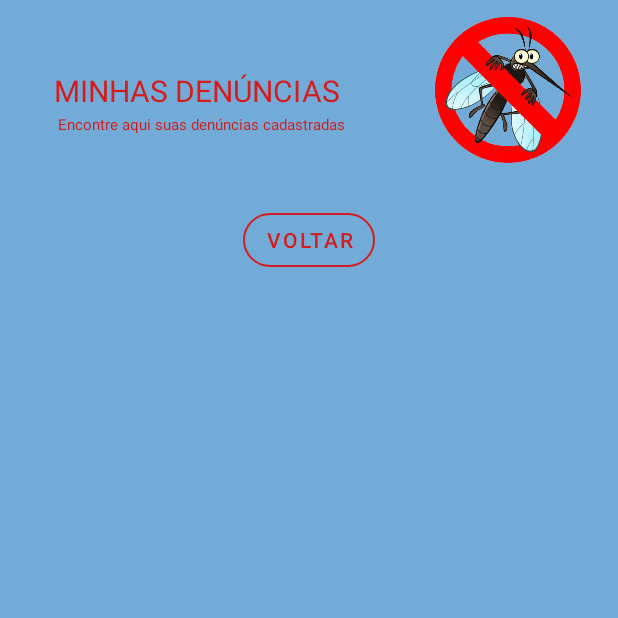
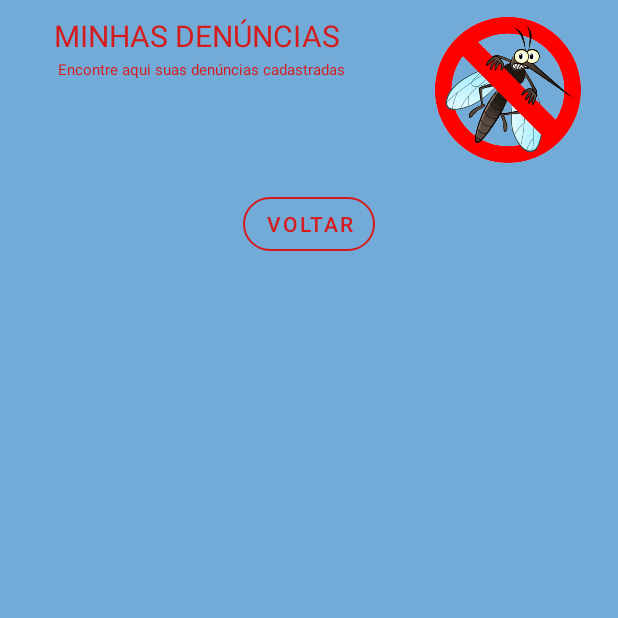
Before and after one commit to Queila-Souto/Projeto_Zera_Dengue, an Android app: the fragment MyDenounces placed in its activity, on a phone screen of 412 x 824 dp, the top half of it. Run offline under Robolectric (Android 15) with nearby library versions, the phone set to English and light mode, and no system bars; our stand-ins replace Firebase (no records; nobody signed in at launch, a user with empty details on screens opened directly).

Commit message:
ajustes layout

```diff
--- /dev/null
+++ b/app/src/main/java/com/example/projetozeradengue/view/activity/MapActivity.java
@@ -0,0 +1,6 @@
+package com.example.projetozeradengue.view.activity;
+
+import android.app.Activity;
+
+public class MapActivity extends Activity {
+}
--- a/app/src/main/java/com/example/projetozeradengue/view/fragments/MyDenounces.java
+++ b/app/src/main/java/com/example/projetozeradengue/view/fragments/MyDenounces.java
@@ -30,16 +30,9 @@ import com.google.firebase.database.ValueEventListener;
 import java.util.ArrayList;
 import java.util.List;
 
-/**
- * A simple {@link Fragment} subclass.
- * Use the {@link MyDenounces#newInstance} factory method to
- * create an instance of this fragment.
- */
 public class MyDenounces extends Fragment implements View.OnClickListener {
-    ControllerDenounces controllerDenounces;
     List<Denounces> dados = new ArrayList<>(); // Lista de dados a serem exibidos
-    MaterialButton m_btnBack, m_btn_DeleteUser, m_btn_DeleteDen;
-    TextInputEditText m_insertUserId , m_insertDenId;
+    MaterialButton m_btnBack;
 
     // TODO: Rename parameter arguments, choose names that match
     // the fragment initialization parameters, e.g. ARG_ITEM_NUMBER
@@ -54,16 +47,7 @@ public class MyDenounces extends Fragment implements View.OnClickListener {
         // Required empty public constructor
     }
 
-    /**
-     * Use this factory method to create a new instance of
-     * this fragment using the provided parameters.
-     *
-     * @param param1 Parameter 1.
-     * @param param2 Parameter 2.
-     * @return A new instance of fragment MyDenounces.
-     */
-    // TODO: Rename and change types and number of parameters
-    public static MyDenounces newInstance(String param1, String param2) {
+     public static MyDenounces newInstance(String param1, String param2) {
         MyDenounces fragment = new MyDenounces();
         Bundle args = new Bundle();
         args.putString(ARG_PARAM1, param1);
@@ -81,24 +65,17 @@ public class MyDenounces extends Fragment implements View.OnClickListener {
         }
     }
 
-
-
     @Override
     public void onActivityCreated(@Nullable @org.jetbrains.annotations.Nullable Bundle savedInstanceState) {
         super.onActivityCreated(savedInstanceState);
         startingComponents();
-
     }
-
 
     @Override
     public View onCreateView(LayoutInflater inflater, ViewGroup container,
                              Bundle savedInstanceState) {
-        // Inflate the layout for this fragment
-
         return inflater.inflate(R.layout.fragment_my_denounces, container, false);
     }
-
 
     @Override
     public void onResume() {
@@ -108,7 +85,6 @@ public class MyDenounces extends Fragment implements View.OnClickListener {
     }
 
     public void    title1(String title) {
-
         TextView mtitle = getActivity().findViewById(R.id.title);
         mtitle.setText(title);
     }
@@ -122,37 +98,26 @@ public class MyDenounces extends Fragment implements View.OnClickListener {
         m_btnBack = getActivity().findViewById(R.id.btn_back);
         m_btnBack.setOnClickListener(this);
         showDenounce();
-
     }
 
     private void back() {
-
         getActivity().getSupportFragmentManager().beginTransaction().replace(R.id.frameLayout2,new MainFragment() ).commit();
     }
 
-    /**
-     * Called when a view has been clicked.
-     *
-     * @param v The view that was clicked.
-     */
     @Override
     public void onClick(View v) {
             switch (v.getId()){
                 case R.id.btn_back:
                     back();
                     break;
-
             }
         }
 
-
     private void showDenounce() {
-
         DatabaseReference databaseReference = FirebaseDatabase.getInstance().getReference().child("denounces");
         FirebaseAuth auth;
         auth = FirebaseAuth.getInstance();
         String user = auth.getCurrentUser().getUid();
-
         databaseReference.addValueEventListener(new ValueEventListener() {
             @Override
             public void onDataChange(@NonNull DataSnapshot datasnapshot) {
@@ -164,8 +129,10 @@ public class MyDenounces extends Fragment implements View.OnClickListener {
                     String number = snapshot.child("a_number").getValue().toString();
                     String cep = snapshot.child("cep").getValue().toString();
                     String idDenounce = snapshot.child("id").getValue().toString();
+                    String note = snapshot.child("note").getValue().toString();
+                    String city = snapshot.child("a_city").getValue().toString();
+                    String state = snapshot.child("a_state").getValue().toString();
                     Denounces denuncias = new Denounces();
-
                     if (value.equals(user)){
                         Log.i("Dados Denúncia" , "listando denuncia do usuário corrente "+value);
                         denuncias.setA_complement(denuncias.getA_complement());
@@ -175,9 +142,13 @@ public class MyDenounces extends Fragment implements View.OnClickListener {
                         denuncias.setA_number(number);
                         denuncias.setCep(cep);
                         denuncias.setId(idDenounce);
+                        denuncias.setA_state(state);
+                        denuncias.setA_city(city);
+                        denuncias.setNote(note);
                         dados.add(denuncias);
                     }
                 }
+
                 AdapterDenounces adapterDenounces = new AdapterDenounces(dados);
                 RecyclerView recyclerView = getActivity().findViewById(R.id.recycler_denounces);
                 recyclerView.setLayoutManager(new LinearLayoutManager(getActivity()));
@@ -187,10 +158,8 @@ public class MyDenounces extends Fragment implements View.OnClickListener {
 
             @Override
             public void onCancelled(@NonNull DatabaseError error) {
-
             }
         });
-
     }
 
 
--- a/app/src/main/res/layout/fragment_my_denounces.xml
+++ b/app/src/main/res/layout/fragment_my_denounces.xml
@@ -1,35 +1,29 @@
 <?xml version="1.0" encoding="utf-8"?>
-<FrameLayout xmlns:android="http://schemas.android.com/apk/res/android"
+
+<androidx.constraintlayout.widget.ConstraintLayout
+    xmlns:app="http://schemas.android.com/apk/res-auto"
     xmlns:tools="http://schemas.android.com/tools"
     android:layout_width="match_parent"
-    android:layout_height="wrap_content"
-    xmlns:app="http://schemas.android.com/apk/res-auto"
-    tools:context=".view.fragments.MyDenounces">
-
-    <androidx.constraintlayout.widget.ConstraintLayout
-        android:layout_width="match_parent"
-        android:layout_height="wrap_content">
+    android:layout_height="match_parent"
+    xmlns:android="http://schemas.android.com/apk/res/android">
 
     <androidx.recyclerview.widget.RecyclerView
         android:id="@+id/recycler_denounces"
-            app:layout_constraintBottom_toTopOf="@+id/btn_back"
-            app:layout_constraintEnd_toEndOf="parent"
+        android:layout_width="match_parent"
+        android:layout_height="wrap_content"
         app:layout_constraintStart_toStartOf="parent"
-            app:layout_constraintTop_toTopOf="parent"
-            android:layout_height="wrap_content"
-             android:layout_width="match_parent"/>
+        app:layout_constraintBottom_toBottomOf=""
+    />
 
     <com.google.android.material.button.MaterialButton
         android:id="@+id/btn_back"
         style="@style/Button1"
         android:layout_width="wrap_content"
         android:layout_height="wrap_content"
-            android:layout_margin="16dp"
         android:text="Voltar"
         app:layout_constraintBottom_toBottomOf="parent"
         app:layout_constraintEnd_toEndOf="parent"
         app:layout_constraintStart_toStartOf="parent"
-            app:layout_constraintTop_toBottomOf="@id/recycler_denounces" />
+        app:layout_constraintTop_toBottomOf="@+id/recycler_denounces" />
 
 </androidx.constraintlayout.widget.ConstraintLayout>
-</FrameLayout>
```
Also changed, not shown: app/src/main/java/com/example/projetozeradengue/datamodel/AdapterDenounces.java (+10 -6 lines), app/src/main/res/layout/activity_main2.xml (deleted, +0 -43 lines), app/src/main/res/layout/denounce_item.xml (+51 -25 lines), app/src/main/res/layout/item_denounce.xml (deleted, +0 -19 lines), app/src/main/res/drawable/denuncia.png. Lines whose indentation alone changed are shown as unchanged.
